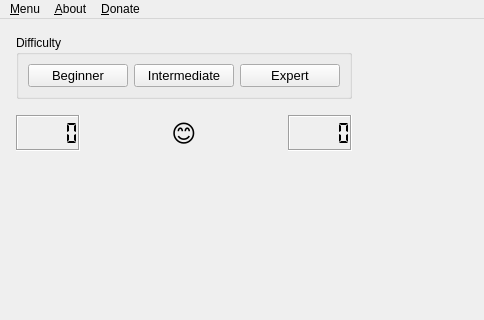
TutorExilius/pyMinesweeper, file pyMinesweeper/ui/main_window.ui: the form before one commit; both pictures show x 0 to 484 and y 0 to 320 of the 899 by 748 pixel window.
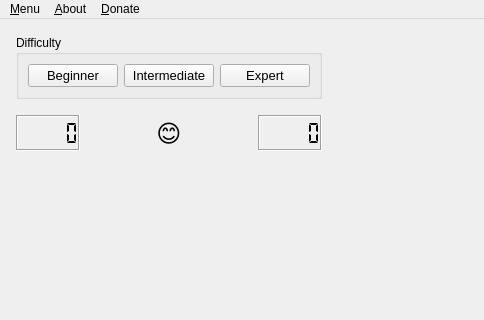
The form after the commit.

Commit message: Reduce GUI size of Intermediate and Expert Mode. Set game version to v2.3.2. Updated README

The edit to the form file:
```diff
--- a/pyMinesweeper/ui/main_window.ui
+++ b/pyMinesweeper/ui/main_window.ui
@@ -97,13 +97,13 @@
           <widget class="QPushButton" name="pushButton_beginner">
            <property name="minimumSize">
             <size>
-             <width>100</width>
+             <width>90</width>
              <height>0</height>
             </size>
            </property>
            <property name="maximumSize">
             <size>
-             <width>100</width>
+             <width>90</width>
              <height>16777215</height>
             </size>
            </property>
@@ -121,13 +121,13 @@
           <widget class="QPushButton" name="pushButton_intermediate">
            <property name="minimumSize">
             <size>
-             <width>100</width>
+             <width>90</width>
              <height>0</height>
             </size>
            </property>
            <property name="maximumSize">
             <size>
-             <width>100</width>
+             <width>90</width>
              <height>16777215</height>
             </size>
            </property>
@@ -145,13 +145,13 @@
           <widget class="QPushButton" name="pushButton_expert">
            <property name="minimumSize">
             <size>
-             <width>100</width>
+             <width>90</width>
              <height>0</height>
             </size>
            </property>
            <property name="maximumSize">
             <size>
-             <width>100</width>
+             <width>90</width>
              <height>16777215</height>
             </size>
            </property>
```
Left out of the diff: 2 changed lines with no effect on the pictures. The commit also changes 2 other files.
